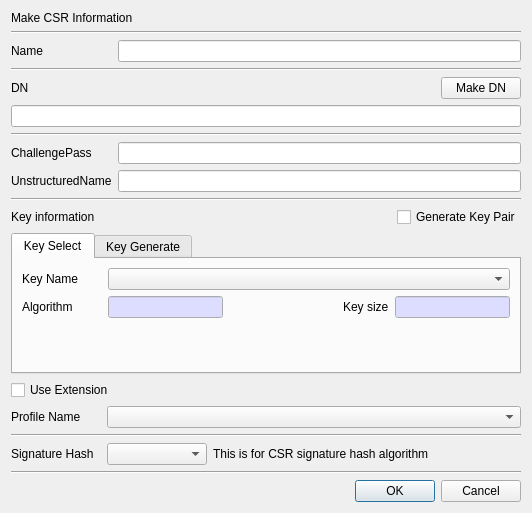
jykim74/CertMan, file CertMan/make_req_dlg.ui: the form before one commit.
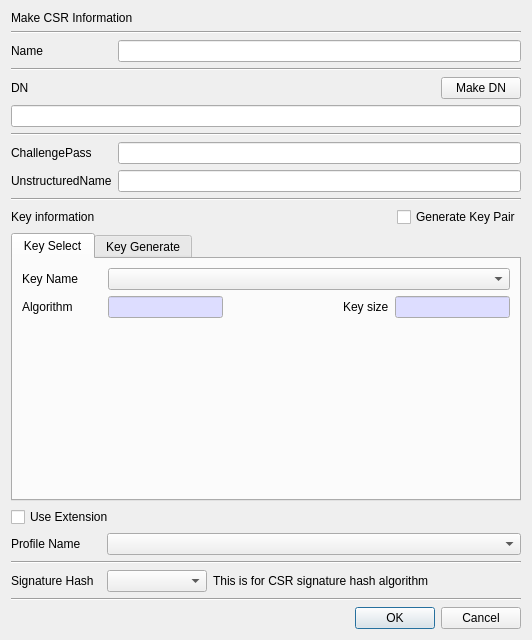
The form after the commit. The open tabs and pages were chosen to show the change.

```diff
--- a/CertMan/make_req_dlg.ui
+++ b/CertMan/make_req_dlg.ui
@@ -7,7 +7,7 @@
     <x>0</x>
     <y>0</y>
     <width>532</width>
-    <height>513</height>
+    <height>640</height>
    </rect>
   </property>
   <property name="windowTitle">
```
Left out of the diff: 2 changed lines with no effect on the pictures.
